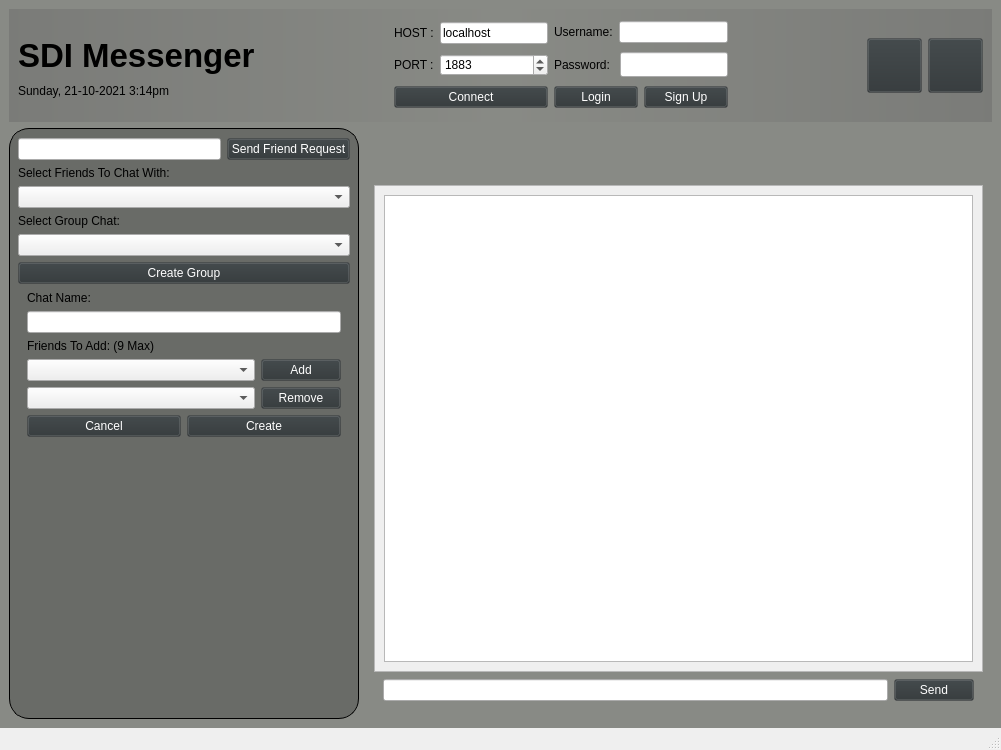
Qt form mainwindow.ui (AhmedMuktar1/miniature-potato) before a commit.
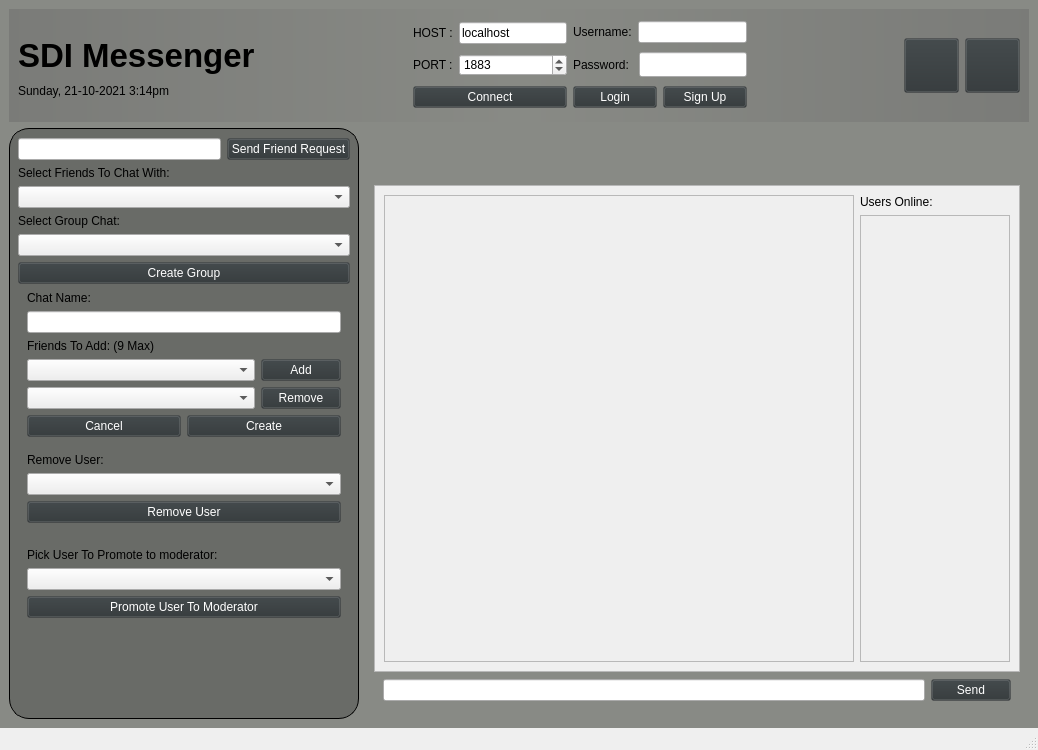
The same form after that commit. Icons and pictures are not drawn.

What changed in the file:
```diff
--- a/mainwindow.ui
+++ b/mainwindow.ui
@@ -6,7 +6,7 @@
    <rect>
     <x>0</x>
     <y>0</y>
-    <width>1001</width>
+    <width>1038</width>
     <height>750</height>
    </rect>
   </property>
@@ -501,6 +501,58 @@
              </layout>
             </widget>
            </item>
+           <item>
+            <widget class="QWidget" name="RemoveUserWrap" native="true">
+             <layout class="QVBoxLayout" name="verticalLayout_10">
+              <property name="topMargin">
+               <number>1</number>
+              </property>
+              <item>
+               <widget class="QLabel" name="label_7">
+                <property name="text">
+                 <string>Remove User:</string>
+                </property>
+               </widget>
+              </item>
+              <item>
+               <widget class="QComboBox" name="comboBox_3"/>
+              </item>
+              <item>
+               <widget class="QPushButton" name="RemoveUser">
+                <property name="text">
+                 <string>Remove User</string>
+                </property>
+               </widget>
+              </item>
+             </layout>
+            </widget>
+           </item>
+           <item>
+            <widget class="QWidget" name="modWrap" native="true">
+             <layout class="QVBoxLayout" name="verticalLayout_11">
+              <property name="topMargin">
+               <number>10</number>
+              </property>
+              <item>
+               <widget class="QLabel" name="label_8">
+                <property name="text">
+                 <string>Pick User To Promote to moderator:</string>
+                </property>
+               </widget>
+              </item>
+              <item>
+               <widget class="QComboBox" name="comboBox_4"/>
+              </item>
+              <item>
+               <widget class="QPushButton" name="PremoteUserToAdmin">
+                <property name="text">
+                 <string>Promote User To Moderator</string>
+                </property>
+               </widget>
+              </item>
+             </layout>
+            </widget>
+           </item>
            <item>
             <spacer name="verticalSpacer">
              <property name="orientation">
@@ -629,13 +681,69 @@
                <rect>
                 <x>0</x>
                 <y>0</y>
-                <width>603</width>
+                <width>640</width>
                 <height>433</height>
                </rect>
               </property>
               <layout class="QVBoxLayout" name="verticalLayout_8">
                <item>
-                <widget class="QPlainTextEdit" name="plainTextEdit"/>
+                <layout class="QHBoxLayout" name="horizontalLayout_17">
+                 <property name="topMargin">
+                  <number>0</number>
+                 </property>
+                 <item>
+                  <widget class="QPlainTextEdit" name="plainTextEdit">
+                   <property name="enabled">
+                    <bool>false</bool>
+                   </property>
+                   <property name="sizePolicy">
+                    <sizepolicy hsizetype="MinimumExpanding" vsizetype="Expanding">
+                     <horstretch>0</horstretch>
+                     <verstretch>0</verstretch>
+                    </sizepolicy>
+                   </property>
+                  </widget>
+                 </item>
+                 <item>
+                  <layout class="QVBoxLayout" name="verticalLayout_12">
+                   <property name="rightMargin">
+                    <number>0</number>
+                   </property>
+                   <item>
+                    <widget class="QLabel" name="label_9">
+                     <property name="text">
+                      <string>Users Online:</string>
+                     </property>
+                    </widget>
+                   </item>
+                   <item>
+                    <widget class="QPlainTextEdit" name="plainTextEdit_online">
+                     <property name="enabled">
+                      <bool>false</bool>
+                     </property>
+                     <property name="sizePolicy">
+                      <sizepolicy hsizetype="Fixed" vsizetype="Expanding">
+                       <horstretch>0</horstretch>
+                       <verstretch>0</verstretch>
+                      </sizepolicy>
+                     </property>
+                     <property name="minimumSize">
+                      <size>
+                       <width>100</width>
+                       <height>0</height>
+                      </size>
+                     </property>
+                     <property name="maximumSize">
+                      <size>
+                       <width>150</width>
+                       <height>16777215</height>
+                      </size>
+                     </property>
+                    </widget>
+                   </item>
+                  </layout>
+                 </item>
+                </layout>
                </item>
               </layout>
              </widget>
```
Left out of the diff: 2 changed lines with no effect on the pictures.
